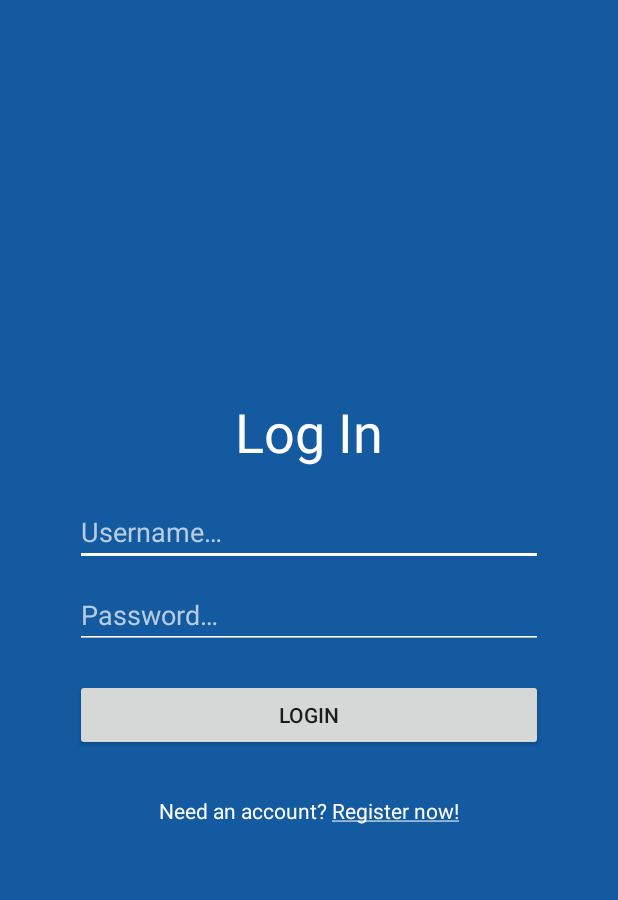
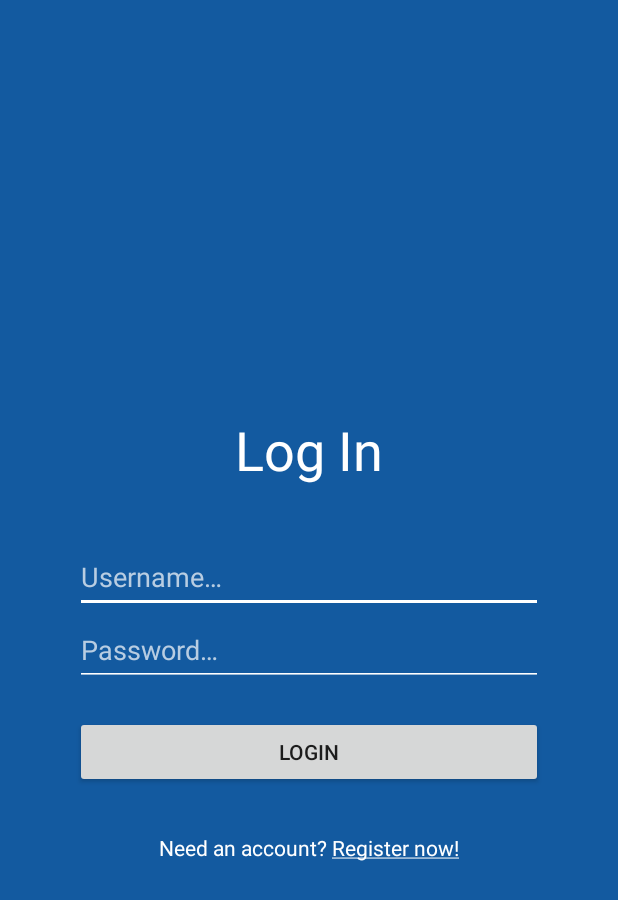
Before and after one commit to ludovicm67/android-event-manager, an Android app: the screen it shows after launch (AuthActivity), on a phone screen of 412 x 824 dp. Shown: the top 900 px of the screen. Run offline under Robolectric (Android 15) with nearby library versions, the phone set to English and light mode, and no system bars.

Commit message:
login: layout + French translation OK

```diff
--- a/app/src/main/res/layout/login_fragment.xml
+++ b/app/src/main/res/layout/login_fragment.xml
@@ -21,39 +21,36 @@
         <TextView
             android:layout_width="wrap_content"
             android:layout_height="wrap_content"
-            android:text="Log In"
+            android:paddingVertical="36dp"
+            android:text="@string/log_in"
             android:textColor="@color/colorWhite"
             android:textSize="36sp" />
-
-        <Space
-            android:layout_width="match_parent"
-            android:layout_height="20sp" />
 
         <EditText
             android:id="@+id/login_username"
             android:layout_width="match_parent"
             android:layout_height="wrap_content"
+            android:autofillHints="username"
+            android:backgroundTint="@color/colorWhite"
             android:ems="10"
-            android:hint="Username…"
+            android:hint="@string/username_hint"
+            android:inputType="textPersonName"
+            android:paddingVertical="12dp"
             android:textColor="@color/colorWhite"
-            android:textColorHint="@color/colorWhiteHint"
-            android:backgroundTint="@color/colorWhite"
-            android:inputType="textPersonName" />
-
-        <Space
-            android:layout_width="match_parent"
-            android:layout_height="10sp" />
+            android:textColorHint="@color/colorWhiteHint" />
 
         <EditText
             android:id="@+id/login_password"
             android:layout_width="match_parent"
             android:layout_height="wrap_content"
+            android:autofillHints="password"
+            android:backgroundTint="@color/colorWhite"
             android:ems="10"
-            android:hint="Password…"
+            android:hint="@string/password_hint"
+            android:inputType="textPassword"
+            android:paddingVertical="12dp"
             android:textColor="@color/colorWhite"
-            android:textColorHint="@color/colorWhiteHint"
-            android:backgroundTint="@color/colorWhite"
-            android:inputType="textPassword" />
+            android:textColorHint="@color/colorWhiteHint" />
 
         <Space
             android:layout_width="match_parent"
@@ -63,7 +60,7 @@
             android:id="@+id/login_button"
             android:layout_width="match_parent"
             android:layout_height="wrap_content"
-            android:text="Login" />
+            android:text="@string/login" />
 
         <Space
             android:layout_width="match_parent"
--- a/app/src/main/res/layout/register_fragment.xml
+++ b/app/src/main/res/layout/register_fragment.xml
@@ -22,7 +22,7 @@
         <TextView
             android:layout_width="wrap_content"
             android:layout_height="wrap_content"
-            android:text="Sign Up"
+            android:text="@string/sign_up"
             android:textColor="@color/colorWhite"
             android:textSize="36sp" />
 
@@ -109,7 +109,7 @@
             android:id="@+id/button"
             android:layout_width="match_parent"
             android:layout_height="wrap_content"
-            android:text="Register" />
+            android:text="@string/register" />
 
         <Space
             android:layout_width="match_parent"
--- a/app/src/main/res/values/strings.xml
+++ b/app/src/main/res/values/strings.xml
@@ -16,4 +16,10 @@
 
     <string name="need_an_account_register_now">Need an account? <u>Register now!</u></string>
     <string name="already_have_an_account">Already have an account? <u>Login!</u></string>
+    <string name="sign_up">Sign Up</string>
+    <string name="login">Login</string>
+    <string name="log_in">Log In</string>
+    <string name="register">Register</string>
+    <string name="username_hint">Username…</string>
+    <string name="password_hint">Password…</string>
 </resources>
```
Also changed, not shown: 1 other file.
